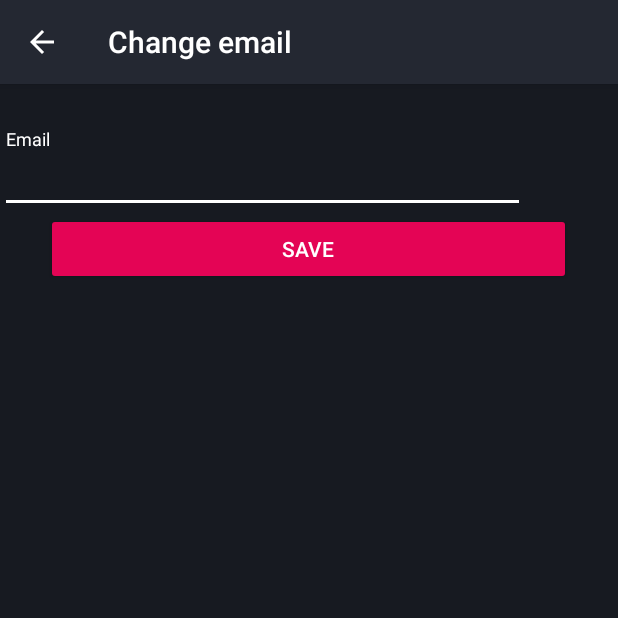
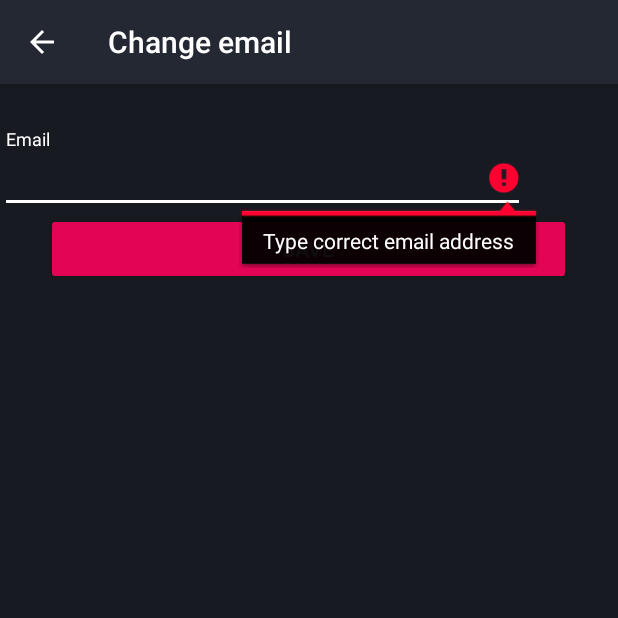
Before and after one commit to Zielon/NavimeeMobile, an Android app: the UserEmailChangeActivity screen opened directly, with no data from a screen before it, after a tap on "SAVE", on a phone screen of 412 x 824 dp, the top half of it. Run offline under Robolectric (Android 15) with nearby library versions, the phone set to English and light mode, and no system bars; our stand-ins replace ButterKnife, Dagger/Hilt's generated code, Timber; libraries missing offline, so code that uses them is left out: com.crashlytics.android, io.fabric.sdk, net.danlew.android; 1 statement that could not run was skipped.

Commit message:
Email validation

```diff
--- a/app/src/main/java/org/pl/android/navimee/ui/settings/user/UserEmailChangeActivity.java
+++ b/app/src/main/java/org/pl/android/navimee/ui/settings/user/UserEmailChangeActivity.java
@@ -2,18 +2,36 @@ package org.pl.android.navimee.ui.settings.user;
 
 import android.os.Bundle;
 import android.view.View;
+import android.widget.EditText;
 
 import org.pl.android.navimee.R;
 import org.pl.android.navimee.ui.base.BaseActivity;
 
+import butterknife.BindView;
+import butterknife.ButterKnife;
+
 public class UserEmailChangeActivity extends BaseActivity {
+
+    @BindView(R.id.input_email)
+    EditText _emailText;
 
     @Override
     protected void onCreate(Bundle savedInstanceState) {
         super.onCreate(savedInstanceState);
         setContentView(R.layout.activity_user_email_change);
+        ButterKnife.bind(this);
     }
 
     public void onClick(View v){
+        String email = _emailText.getText().toString();
+        boolean isValid = true;
+        if (email.isEmpty() || !android.util.Patterns.EMAIL_ADDRESS.matcher(email).matches()) {
+            _emailText.setError(getResources().getString(R.string.valid_email_address));
+            isValid = false;
+        } else {
+            _emailText.setError(null);
+        }
+
+        if(!isValid) return;
     }
 }
--- a/app/src/main/res/layout/activity_user_email_change.xml
+++ b/app/src/main/res/layout/activity_user_email_change.xml
@@ -13,12 +13,14 @@
         android:textColorHint="@color/white">
 
         <EditText
+            android:id="@+id/input_email"
             android:layout_width="match_parent"
             android:layout_height="wrap_content"
             android:hint="Email"
             android:textColorHighlight="@color/white"
             android:textColorHint="@color/white"
-            android:textColor="@color/white" />
+            android:textColor="@color/white"
+            android:inputType="textEmailAddress" />
 
     </android.support.design.widget.TextInputLayout>
 
```
